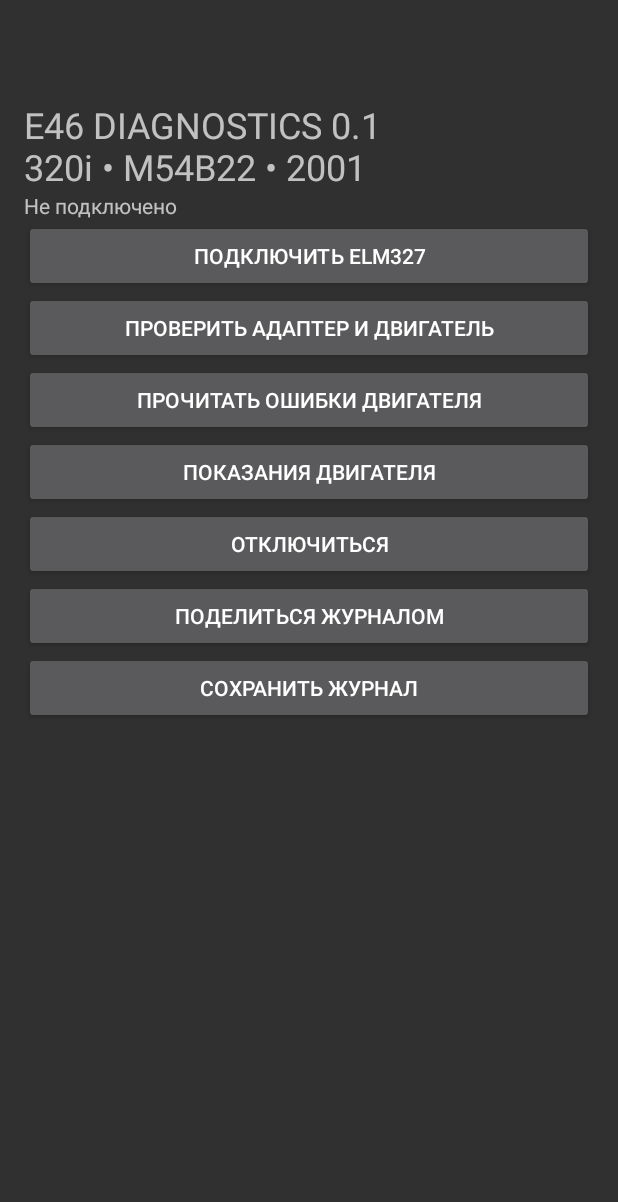
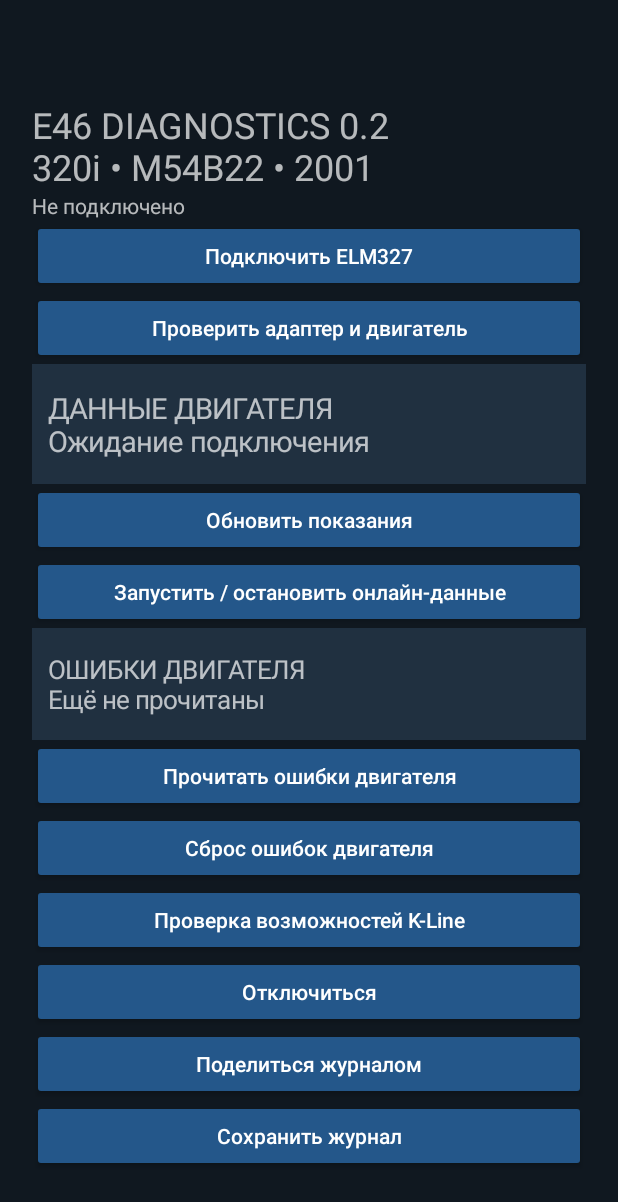
Before and after one commit to TroDnt/E-46-Diagnostics, an Android app: the screen it shows after launch (MainActivity), on a phone screen of 412 x 824 dp. Shown: the top 1202 px of the screen. Run offline under Robolectric (Android 15) with nearby library versions, the phone set to English and light mode, and no system bars.

Commit message:
Add v0.2 dashboard, live engine data and confirmed OBD reset

```diff
--- a/app/src/main/java/com/e46/diagnostics/MainActivity.kt
+++ b/app/src/main/java/com/e46/diagnostics/MainActivity.kt
@@ -14,31 +14,46 @@ class MainActivity : Activity() {
  private lateinit var log: TextView
  private lateinit var status: TextView
  private val journal = StringBuilder()
+ private lateinit var readings: TextView
+ private lateinit var faults: TextView
+ @Volatile private var live = false
+ @Volatile private var ready = false
+ private val busy = java.util.concurrent.atomic.AtomicBoolean(false)
  private val uuid = UUID.fromString("00001101-0000-1000-8000-00805F9B34FB")
  override fun onCreate(savedInstanceState: Bundle?) {
   super.onCreate(savedInstanceState)
-  val layout = LinearLayout(this).apply { orientation = LinearLayout.VERTICAL; setPadding(24,100,24,100) }
+  val layout = LinearLayout(this).apply { orientation = LinearLayout.VERTICAL; setPadding(32,100,32,100); setBackgroundColor(0xff101820.toInt()) }
   val scroll = ScrollView(this); scroll.addView(layout); setContentView(scroll)
-  layout.addView(TextView(this).apply { text = "E46 DIAGNOSTICS 0.1\n320i • M54B22 • 2001"; textSize = 24f })
+  layout.addView(TextView(this).apply { text = "E46 DIAGNOSTICS 0.2\n320i • M54B22 • 2001"; textSize = 24f })
   status = TextView(this).apply { text = "Не подключено" }; layout.addView(status)
-  fun button(name: String, action: () -> Unit) { layout.addView(Button(this).apply { text = name; setOnClickListener { action() } }) }
+  fun button(name: String, action: () -> Unit) { layout.addView(Button(this).apply { text = name; isAllCaps=false; setTextColor(0xffffffff.toInt()); backgroundTintList=android.content.res.ColorStateList.valueOf(0xff24578a.toInt()); setOnClickListener { action() } }) }
   button("Подключить ELM327") { choose() }
-  button("Проверить адаптер и двигатель") { task { for(c in listOf("ATZ","ATE0","ATL0","ATS1","ATH0","ATI","ATSP0","0100","ATDP","ATDPN","ATRV")) cmd(c) } }
-  button("Прочитать ошибки двигателя") { task { decodeErrors(cmd("03")) } }
-  button("Показания двигателя") { task { for ((pid,label) in listOf("0C" to "Обороты", "05" to "Температура ОЖ", "0D" to "Скорость")) { val r=cmd("01"+pid); val m=Regex("41\\s*"+pid+"\\s*([0-9A-F]{2})(?:\\s*([0-9A-F]{2}))?").find(r.uppercase()); if(m!=null) { val a=m.groupValues[1].toInt(16); val b=m.groupValues[2].toIntOrNull(16); val value=when(pid){"0C" -> if(b!=null) ((a*256+b)/4.0).toString()+" об/мин" else "нет данных"; "05" -> (a-40).toString()+" °C"; else -> a.toString()+" км/ч"}; append(label+": "+value) } }; cmd("ATRV") } }
-  button("Отключиться") { try { socket?.close() } catch (_: Exception) {}; socket=null; status.text="Не подключено" }
+  button("Проверить адаптер и двигатель") { task { ready=false; for(c in listOf("ATZ","ATE0","ATL0","ATS1","ATH0","ATI","ATSP3","0100","ATDP","ATDPN","ATRV")) { val response=cmd(c); if(c=="0100") ready=Regex("41\\s*00").containsMatchIn(response.uppercase()) }; runOnUiThread { status.text=if(ready) "Двигатель на связи • ISO 9141-2" else "Нет ответа двигателя" } } }
+  readings=TextView(this).apply { text="ДАННЫЕ ДВИГАТЕЛЯ\nОжидание подключения"; textSize=19f; setPadding(16,24,16,24); setBackgroundColor(0xff203040.toInt()) }; layout.addView(readings)
+  button("Обновить показания") { task { requireReady(); sample() } }
+  button("Запустить / остановить онлайн-данные") { if(live){live=false}else if(ready && !busy.get()){live=true; task { try { while(live && ready){sample(); Thread.sleep(800)} } finally {live=false} }} }
+  faults=TextView(this).apply { text="ОШИБКИ ДВИГАТЕЛЯ\nЕщё не прочитаны"; textSize=17f; setPadding(16,24,16,24); setBackgroundColor(0xff203040.toInt()) }; layout.addView(faults)
+  button("Прочитать ошибки двигателя") { task { requireReady(); decodeErrors(cmd("03")) } }
+  button("Сброс ошибок двигателя") { AlertDialog.Builder(this).setTitle("Сброс OBD-II").setMessage("Только на стоянке, зажигание включено, двигатель заглушен. Удаляются ошибки, стоп-кадры и готовность экологических тестов. Причина неисправности не устраняется.").setNegativeButton("Отмена",null).setPositiveButton("Подтверждаю"){_,_-> task { requireReady(); val rpm=pid("0C"); check(rpm!=null && rpm.size>=2 && rpm[0]==0 && rpm[1]==0){"Заглушите двигатель; обороты должны быть 0"}; val response=cmd("04"); check(Regex("(?m)^\\s*44(?:\\s|$)").containsMatchIn(response)){"Сброс не подтверждён"}; decodeErrors(cmd("03")) } }.show() }
+  button("Проверка возможностей K-Line") { task { requireReady(); for(c in listOf("ATDP","ATDPN","ATKW","ATIGN","AT@1","ATH1","0100","ATH0")) cmd(c) } }
+  button("Отключиться") { live=false; ready=false; try { socket?.close() } catch (_: Exception) {}; socket=null; status.text="Не подключено" }
   button("Поделиться журналом") { val i=Intent(Intent.ACTION_SEND).apply { type="text/plain"; putExtra(Intent.EXTRA_TEXT,journal.toString()) }; startActivity(Intent.createChooser(i,"Журнал диагностики")) }
   button("Сохранить журнал") { startActivityForResult(Intent(Intent.ACTION_CREATE_DOCUMENT).apply { addCategory(Intent.CATEGORY_OPENABLE); type="text/plain"; putExtra(Intent.EXTRA_TITLE,"e46-log.txt") }, 22) }
   log=TextView(this).apply { textSize=13f; setTextIsSelectable(true) }; layout.addView(log)
  }
  private fun append(s:String) { runOnUiThread { journal.append(s).append('\n'); log.text=journal.toString() } }
- private fun task(action:()->Unit) { worker.execute { try { action() } catch(e:Exception) { append("Ошибка: "+e.message) } } }
+ private fun task(action:()->Unit) { if(!busy.compareAndSet(false,true)){ Toast.makeText(this,"Остановите онлайн-данные или дождитесь завершения",Toast.LENGTH_SHORT).show(); return }; worker.execute { try { action() } catch(e:Exception) { append("Ошибка: "+e.message) } finally { busy.set(false) } } }
  private fun choose() {
+  if(busy.get()) return
+  ready=false; live=false
   if(Build.VERSION.SDK_INT>=31 && checkSelfPermission(Manifest.permission.BLUETOOTH_CONNECT)!=PackageManager.PERMISSION_GRANTED){ requestPermissions(arrayOf(Manifest.permission.BLUETOOTH_CONNECT),11); return }
   try { val adapter=getSystemService(BluetoothManager::class.java).adapter; if(adapter==null || !adapter.isEnabled){ append("Включите Bluetooth"); return }; val devices=adapter.bondedDevices.toList(); if(devices.isEmpty()){ append("Сначала сопрягите ELM327 в настройках Bluetooth"); return }; AlertDialog.Builder(this).setTitle("Выберите адаптер").setItems(devices.map { (it.name ?: "Bluetooth")+" ("+it.address+")" }.toTypedArray()){_,n -> task { socket?.close(); val s=devices[n].createRfcommSocketToServiceRecord(uuid); socket=s; try { s.connect() } catch(e:Exception){s.close(); socket=null; throw e}; runOnUiThread { status.text="Bluetooth подключён" }; append("Подключено. Выполните проверку адаптера.") } }.show() } catch(e:Exception){append("Ошибка Bluetooth: "+e.message)}
  }
- private fun cmd(c:String):String { val s=socket ?: error("Сначала подключите адаптер"); append("> "+c); s.outputStream.write((c+"\r").toByteArray(Charsets.US_ASCII)); s.outputStream.flush(); val input=s.inputStream; val result=StringBuilder(); val deadline=SystemClock.elapsedRealtime()+30000; while(SystemClock.elapsedRealtime()<deadline){ if(input.available()>0){ val b=input.read(); if(b<0) error("Соединение закрыто"); if(b==62){ val r=result.toString().trim(); append(r); return r }; result.append(b.toChar()) } else Thread.sleep(20) }; s.close(); socket=null; runOnUiThread { status.text="Соединение прервано" }; error("Тайм-аут: "+c+"; "+result) }
- private fun decodeErrors(r:String){ for(line in r.uppercase().lines()){ val clean=line.trim().replace(" ",""); if(!clean.startsWith("43")) continue; val bytes=clean.drop(2).chunked(2).mapNotNull{it.toIntOrNull(16)}; for(i in 0 until bytes.size-1 step 2){val a=bytes[i]; val b=bytes[i+1]; if(a==0 && b==0) continue; append("Код (предварительно): "+"PCBU"[a shr 6]+((a shr 4) and 3).toString()+(a and 15).toString(16).uppercase()+b.toString(16).padStart(2,'0').uppercase()) } } }
+ private fun cmd(c:String):String { val s=socket ?: error("Сначала подключите адаптер"); append("> "+c); s.outputStream.write((c+"\r").toByteArray(Charsets.US_ASCII)); s.outputStream.flush(); val input=s.inputStream; val result=StringBuilder(); val deadline=SystemClock.elapsedRealtime()+30000; while(SystemClock.elapsedRealtime()<deadline){ if(input.available()>0){ val b=input.read(); if(b<0) error("Соединение закрыто"); if(b==62){ val r=result.toString().trim(); append(r); return r }; result.append(b.toChar()) } else Thread.sleep(20) }; s.close(); socket=null; ready=false; live=false; runOnUiThread { status.text="Соединение прервано" }; error("Тайм-аут: "+c+"; "+result) }
+ private fun requireReady(){check(ready){"Сначала выполните проверку двигателя"}}
+ private fun pid(p:String):List<Int>? { val r=cmd("01"+p); val m=Regex("41\\s*"+p+"\\s*([0-9A-F]{2})(?:\\s*([0-9A-F]{2}))?").find(r.uppercase()) ?: return null; return m.groupValues.drop(1).mapNotNull{it.toIntOrNull(16)} }
+ private fun sample(){ val out=mutableListOf<String>(); for((p,label) in listOf("0C" to "Обороты","05" to "ОЖ","0D" to "Скорость","06" to "STFT банк 1","07" to "LTFT банк 1","08" to "STFT банк 2","09" to "LTFT банк 2","0F" to "Воздух","10" to "ДМРВ","11" to "Дроссель")) { if(!ready) break; val v=pid(p); val a=v?.getOrNull(0); val b=v?.getOrNull(1); val result=if(a==null) "—" else when(p){"0C"->if(b!=null) ((a*256+b)/4.0).toString()+" об/мин" else "—";"05","0F"->(a-40).toString()+" °C";"0D"->a.toString()+" км/ч";"10"->if(b!=null) String.format(java.util.Locale.US,"%.2f г/с",(a*256+b)/100.0) else "—";"11"->String.format(java.util.Locale.US,"%.1f %%",a*100.0/255);else->String.format(java.util.Locale.US,"%+.1f %%",(a-128)*100.0/128)}; out.add(label+": "+result) }; if(ready) out.add("Напряжение: "+cmd("ATRV")); runOnUiThread { readings.text=out.joinToString("\n") } }
+ private fun decodeErrors(r:String){ val codes=linkedSetOf<String>(); var valid=false; for(line in r.uppercase().lines()){ val clean=line.trim().replace(" ",""); if(!clean.startsWith("43") || !clean.matches(Regex("[0-9A-F]+")) || clean.length%2!=0) continue; valid=true; val bytes=clean.drop(2).chunked(2).mapNotNull{it.toIntOrNull(16)}; for(i in 0 until bytes.size-1 step 2){val a=bytes[i]; val b=bytes[i+1]; if(a==0 && b==0) continue; codes.add("PCBU"[a shr 6].toString()+((a shr 4) and 3).toString()+(a and 15).toString(16).uppercase()+b.toString(16).padStart(2,'0').uppercase()) } }; val dict=mapOf("P0300" to "Множественные пропуски зажигания","P1347" to "Пропуски цилиндра 3 с отключением топлива (BMW)","P1343" to "Пропуски цилиндра 1 с отключением топлива (BMW)","P0171" to "Бедная смесь, банк 1","P0174" to "Бедная смесь, банк 2","P0160" to "Нет активности датчика кислорода, банк 2 датчик 2","P0161" to "Цепь нагревателя, банк 2 датчик 2"); val result=if(!valid) "Нет подтверждённого ответа ECU" else if(codes.isEmpty()) "Сохранённых кодов OBD-II нет" else codes.joinToString("\n\n"){it+" — "+(dict[it] ?: "Расшифровка пока отсутствует")}; append(result); runOnUiThread{faults.text=result} }
  override fun onActivityResult(requestCode:Int,resultCode:Int,data:Intent?){super.onActivityResult(requestCode,resultCode,data); if(requestCode==22 && resultCode==RESULT_OK){try{data?.data?.let{contentResolver.openOutputStream(it)?.use{out->out.write(journal.toString().toByteArray())}}}catch(e:Exception){append("Ошибка сохранения: "+e.message)}}}
- override fun onDestroy(){try{socket?.close()}catch(_:Exception){}; worker.shutdownNow(); super.onDestroy()}
+ override fun onDestroy(){live=false; ready=false; try{socket?.close()}catch(_:Exception){}; worker.shutdownNow(); super.onDestroy()}
 }
```
